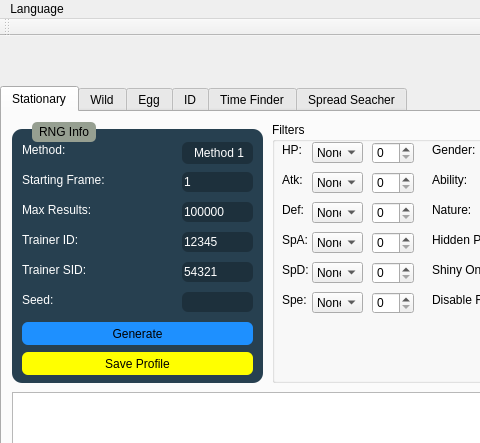
Old version of the form Forms/mainwindow.ui in the repository Admiral-Fish/PokeFinder; both pictures show x 0 to 480 and y 0 to 443 of the 1219 by 688 pixel window.
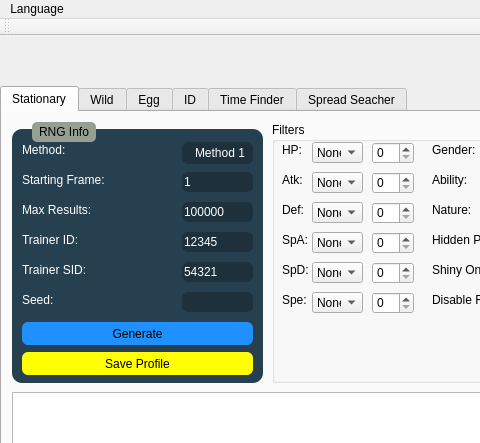
New version of the form. Icons and pictures are not drawn.

Diff of the .ui file:
```diff
--- a/Forms/mainwindow.ui
+++ b/Forms/mainwindow.ui
@@ -74,7 +74,7 @@
 	border: none;
 	border-radius: 6px;
 	color: white;
-	padding-left: 12px;
+	padding-left: 13px;
 }
 
 QComboBox::down-arrow {
```
